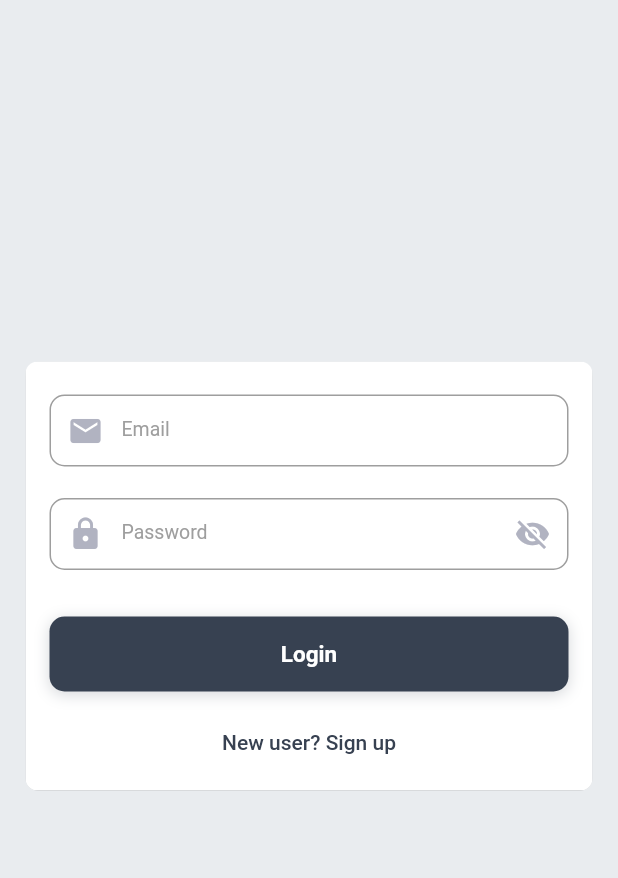
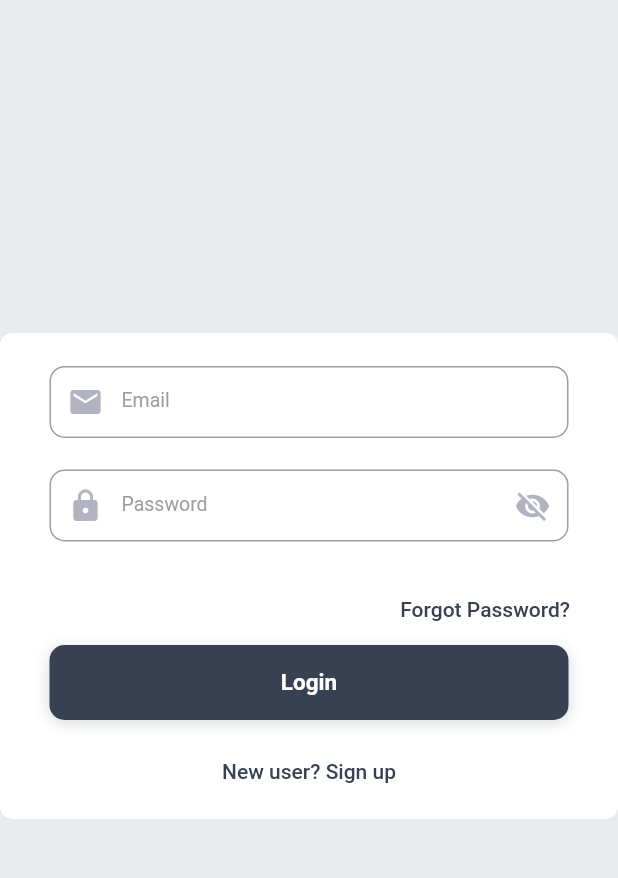
Before and after one commit to vahnmarty/ecitizen-app, a Flutter app: the screen it shows after launch, after a tap on "Login", on a phone screen of 412 x 824 dp, the part 84-962 px from its top. Run offline on Flutter 3.47's test engine with Material 2 defaults, Android fonts, the light colour scheme and no system bars; our stand-ins replace cached_network_image, connectivity_plus, device_info_plus, firebase_core, firebase_messaging, flutter_html and 12 more; missing offline and left inert: flutter_facebook_auth, open_mail_app, telephony; accounts and stored records are empty; network calls fail.

Commit message:
open announcement on push notification is under process

```diff
--- a/lib/main.dart
+++ b/lib/main.dart
@@ -1,22 +1,140 @@
+import 'dart:io';
+import 'dart:math';
+
 import 'package:citizen/providers/providers.dart';
 import 'package:citizen/screens/home_screen.dart';
-import 'package:citizen/screens/login_screen.dart';
-import 'package:citizen/screens/search_service_screen.dart';
 import 'package:firebase_core/firebase_core.dart';
+import 'package:firebase_messaging/firebase_messaging.dart';
 import 'package:flutter/material.dart';
+import 'package:flutter/scheduler.dart';
+import 'package:flutter_local_notifications/flutter_local_notifications.dart';
 import 'package:provider/provider.dart';
 import 'package:pull_to_refresh/pull_to_refresh.dart';
 
-void main() async{
+import 'notification/notificationservice.dart';
+
+Future<void> backgroundHandler(RemoteMessage fcmMessage) async {
+  //when app in background receive notification on click this function will be trigger
+  var msg = {};
+  try {
+    msg = {
+      "title": fcmMessage.notification?.title,
+      "body": fcmMessage.notification?.body,
+      "data": fcmMessage.data,
+    };
+    NotificationService().showFloatingNotification(
+        Random().nextInt(10000), msg['title'], msg['body'], 01);
+  } catch (e) {
+    debugPrint(e.toString());
+  }
+}
+
+void main() async {
   WidgetsFlutterBinding.ensureInitialized();
+  NotificationService().initNotification();
   await Firebase.initializeApp();
+  await FirebaseMessaging.instance.setForegroundNotificationPresentationOptions(
+      alert: true, badge: true, sound: true);
+  FirebaseMessaging.onBackgroundMessage(
+      (message) => backgroundHandler(message));
+  FlutterLocalNotificationsPlugin flutterLocalNotificationsPlugin =
+      FlutterLocalNotificationsPlugin();
+  flutterLocalNotificationsPlugin
+      .resolvePlatformSpecificImplementation<
+          AndroidFlutterLocalNotificationsPlugin>()
+      ?.requestPermission();
   runApp(const MyApp());
 }
 
-class MyApp extends StatelessWidget {
+class MyApp extends StatefulWidget {
   const MyApp({Key? key}) : super(key: key);
 
-  // This widget is the root of your application.
+  @override
+  State<MyApp> createState() => _MyAppState();
+}
+
+class _MyAppState extends State<MyApp> {
+  NotificationService notificationService = NotificationService();
+
+  convertMessage(RemoteMessage message) {
+    // message["data"] = message;
+    try {
+      var notification = {
+        "title": message.notification?.title,
+        "body": message.notification?.body,
+        "data": message.data,
+      };
+
+      return notification;
+    } catch (e) {
+      debugPrint(e.toString());
+    }
+  }
+
+  void showFlutterNotification(RemoteMessage fcmMessage) {
+    /////////
+    debugPrint('showFlutterNotification: ${fcmMessage.notification?.body}');
+    debugPrint('showFlutterNotification: ${fcmMessage.notification?.title}');
+    //fcmMessage.notification?.body;
+    //fcmMessage.notification?.title;
+    ///////////
+    debugPrint("show flutter notification");
+    try {
+      Map msg = fcmMessage.data;
+      debugPrint("======+>Before Converted message");
+      debugPrint('msg=+> $msg');
+      if (Platform.isIOS) {
+        msg = convertMessage(fcmMessage);
+      } else {
+        debugPrint('msg in main.dart: ${msg['title']}');
+        msg = {
+          "title": fcmMessage.notification?.title,
+          "body": fcmMessage.notification?.body,
+          "data": fcmMessage.data,
+        };
+      }
+      debugPrint("======+>Converted message");
+      debugPrint('msg+==>$msg');
+      NotificationService().showFloatingNotification(
+          Random().nextInt(10000), msg['title'], msg['body'], 01);
+    } catch (e) {
+      debugPrint(e.toString());
+    }
+  }
+
+  @override
+  void initState() {
+    super.initState();
+    SchedulerBinding.instance.addPostFrameCallback((timeStamp) {
+      FirebaseMessaging.instance.getInitialMessage().then((message) {
+        if (message != null) {
+          debugPrint('initial msg: $message');
+          debugPrint('init data: ${message.data}');
+          debugPrint('init title: ${message.notification!.title}');
+        }
+      });
+      FirebaseMessaging.onMessage.listen(showFlutterNotification);
+      FirebaseMessaging.onMessageOpenedApp.listen((RemoteMessage message) {
+        debugPrint('A new onMessageOpenedApp event was published! $message');
+        ////
+        if (message.data != null) {
+          message.data['title'];
+          debugPrint('openapp title: ${message.data['title']}');
+          debugPrint('message in=>: ${message}');
+        }
+        ///////
+        // Navigator.pushNamed(
+        //   context,
+        //   '/message',
+        //   arguments: MessageArguments(message, true),
+        // );
+      });
+    });
+
+    notificationService.isAndroidPermissionGranted();
+    notificationService.requestPermissions();
+  }
+
   @override
   Widget build(BuildContext context) {
     return MultiProvider(
--- /dev/null
+++ b/lib/notification/notificationservice.dart
@@ -0,0 +1,214 @@
+import 'dart:io';
+import 'package:flutter/material.dart';
+import 'package:flutter_local_notifications/flutter_local_notifications.dart';
+import 'package:timezone/timezone.dart' as tz;
+import 'package:timezone/data/latest.dart' as tz;
+
+class NotificationService {
+  // static final NotificationService _notificationService = NotificationService._internal();
+
+  // factory NotificationService() {
+  //   return _notificationService;
+  // }
+
+
+  final FlutterLocalNotificationsPlugin flutterLocalNotificationsPlugin =
+      FlutterLocalNotificationsPlugin();
+
+  AndroidNotificationChannel channel = const AndroidNotificationChannel(
+      'high_importance_channel', // id
+      'High Importance Notifications', // title
+      description: 'This channel is used for important notifications.',
+      // description
+      importance: Importance.high,
+      playSound: true);
+
+  // NotificationService._internal();
+
+  Future<void> initNotification() async {
+    const AndroidInitializationSettings initializationSettingsAndroid =
+        AndroidInitializationSettings('app_icon');
+    tz.initializeTimeZones();
+
+    DarwinInitializationSettings initializationSettingsDarwin =
+        DarwinInitializationSettings(onDidReceiveLocalNotification: (
+      int id,
+      String? title,
+      String? body,
+      String? payload,
+    ) async {
+      print('ios notification received with title: --------- ${title} ');
+      // didReceiveLocalNotificationSubject.add(
+      //   ReceivedNotification(
+      //     id: id,
+      //     title: title,
+      //     body: body,
+      //     payload: payload,
+      //   ),
+      // );
+    });
+
+    /// Note: permissions aren't requested here just to demonstrate that can be
+    /// done later
+    ///
+
+    /*final IOSInitializationSettings initializationSettingsIOS =
+    IOSInitializationSettings(
+        requestAlertPermission: false,
+        requestBadgePermission: false,
+        requestSoundPermission: false,
+        onDidReceiveLocalNotification: (
+            int id,
+            String? title,
+            String? body,
+            String? payload,
+            ) async {
+          print('ios notification received with title: --------- ${title} ');
+          // didReceiveLocalNotificationSubject.add(
+          //   ReceivedNotification(
+          //     id: id,
+          //     title: title,
+          //     body: body,
+          //     payload: payload,
+          //   ),
+          // );
+        });*/
+    /*final MacOSInitializationSettings initializationSettingsMacOS =
+    MacOSInitializationSettings(
+        requestAlertPermission: false,
+        requestBadgePermission: false,
+        requestSoundPermission: false);*/
+    final InitializationSettings initializationSettings =
+        InitializationSettings(
+      android: initializationSettingsAndroid,
+      iOS: initializationSettingsDarwin,
+      //macOS: initializationSettingsMacOS,
+    );
+    await flutterLocalNotificationsPlugin.initialize(initializationSettings,
+        onDidReceiveBackgroundNotificationResponse:
+            (NotificationResponse response) async {
+      debugPrint(
+          'response inside notification service initializesetting $response');
+    },onDidReceiveNotificationResponse: notificationTapBackground
+        /*onSelectNotification: (String? payload) async {
+          if (payload != null) {
+            debugPrint('notification payload: $payload');
+          }
+          // selectedNotificationPayload = payload;
+          // selectNotificationSubject.add(payload);
+        }*/
+        );
+
+    tz.initializeTimeZones();
+  }
+  @pragma('vm:entry-point')
+  void notificationTapBackground(NotificationResponse notificationResponse) {
+    debugPrint('response from notificationTapBackground $notificationResponse');
+  }
+
+  Future<void> showFloatingNotification(
+      int id, String title, String body, int seconds) async {
+    debugPrint("inside showFloatingNotification");
+    await flutterLocalNotificationsPlugin.zonedSchedule(
+      id,
+      title,
+      body,
+      tz.TZDateTime.now(tz.local).add(Duration(seconds: seconds)),
+      const NotificationDetails(
+        android: AndroidNotificationDetails('main_channel', 'Main Channel',
+            channelDescription: 'Main channel notifications',
+            importance: Importance.max,
+            priority: Priority.max,
+            playSound: true,
+            icon: '@mipmap/ic_launcher'),
+        iOS: DarwinNotificationDetails(
+          sound: 'default.wav',
+          presentAlert: true,
+          presentBadge: true,
+          presentSound: true,
+
+        ) /*IOSNotificationDetails(
+          sound: 'default.wav',
+          presentAlert: true,
+          presentBadge: true,
+          presentSound: true,
+        )*/
+        ,
+      ),
+      uiLocalNotificationDateInterpretation:
+          UILocalNotificationDateInterpretation.absoluteTime,
+      androidAllowWhileIdle: true,
+    );
+  }
+
+  Future<void> showNotification(
+      int id, String title, String body, int seconds) async {
+    flutterLocalNotificationsPlugin.show(
+        id,
+        title,
+        body,
+        NotificationDetails(
+          android: AndroidNotificationDetails(
+            channel.id,
+            channel.name,
+            channelDescription: channel.description,
+            color: Colors.red,
+            priority: Priority.max,
+            importance: Importance.max,
+            playSound: true,
+            icon: '@mipmap/ic_launcher',
+          ),
+        ));
+  }
+
+  Future<void> cancelAllNotifications() async {
+    await flutterLocalNotificationsPlugin.cancelAll();
+  }
+
+  Future<void> requestPermissions() async {
+    if (Platform.isIOS || Platform.isMacOS) {
+      await flutterLocalNotificationsPlugin
+          .resolvePlatformSpecificImplementation<
+              IOSFlutterLocalNotificationsPlugin>()
+          ?.requestPermissions(
+            alert: true,
+            badge: true,
+            sound: true,
+          );
+      await flutterLocalNotificationsPlugin
+          .resolvePlatformSpecificImplementation<
+              MacOSFlutterLocalNotificationsPlugin>()
+          ?.requestPermissions(
+            alert: true,
+            badge: true,
+            sound: true,
+          );
+    } else if (Platform.isAndroid) {
+      final AndroidFlutterLocalNotificationsPlugin? androidImplementation =
+          flutterLocalNotificationsPlugin.resolvePlatformSpecificImplementation<
+              AndroidFlutterLocalNotificationsPlugin>();
+
+      final bool? granted = await androidImplementation?.requestPermission();
+      // setState(() {
+      //   _notificationsEnabled = granted ?? false;
+      // });
+    }
+  }
+
+  Future<bool> isAndroidPermissionGranted() async {
+    if (Platform.isAndroid) {
+      final bool granted = await flutterLocalNotificationsPlugin
+              .resolvePlatformSpecificImplementation<
+                  AndroidFlutterLocalNotificationsPlugin>()
+              ?.areNotificationsEnabled() ??
+          false;
+
+      return granted;
+
+      // setState(() {
+      //   _notificationsEnabled = granted;
+      // });
+    } else
+      return false;
+  }
+}
--- a/lib/screens/home_screen.dart
+++ b/lib/screens/home_screen.dart
@@ -6,25 +6,19 @@
 import 'package:citizen/constants/constancts.dart';
 import 'package:citizen/helpers/session_helper.dart';
 import 'package:citizen/models/service_model.dart';
-import 'package:citizen/models/user_model.dart';
 import 'package:citizen/providers/auth_provider.dart';
 import 'package:citizen/providers/location_provider.dart';
 import 'package:citizen/screens/LGU_offices_screen.dart';
 import 'package:citizen/screens/about_screen.dart';
 import 'package:citizen/screens/emergency_hotlines_screen.dart';
-import 'package:citizen/screens/lgu_profile_screen.dart';
 import 'package:citizen/screens/login_screen.dart';
 import 'package:citizen/screens/my_reports_screen.dart';
 import 'package:citizen/screens/news_and_announcements_widget.dart';
-import 'package:citizen/screens/online_payments_screen.dart';
 import 'package:citizen/screens/report_emergency_screen.dart';
 import 'package:citizen/screens/search_service_screen.dart';
 import 'package:citizen/screens/service_screen.dart';
 import 'package:citizen/screens/settings_screen.dart';
 import 'package:citizen/screens/signup_screen.dart';
-import 'package:citizen/screens/web_view_screen.dart';
-import 'package:citizen/widgets/home_screen_drop_down.dart';
-import 'package:citizen/widgets/rounded_center_button.dart';
 import 'package:firebase_messaging/firebase_messaging.dart';
 import 'package:flutter/cupertino.dart';
 import 'package:flutter/material.dart';
@@ -86,21 +80,21 @@
         context.read<NewsProvider>().gettingNews(Apis.news);
         context.read<LocationProvider>().getCurrentLocation();
         context.read<AuthProvider>().checkUserSession();
-        _firebaseMessaging.getToken().then((String? token)async{
+        _firebaseMessaging.getToken().then((String? token) async {
           debugPrint('fcm token: $token');
-          assert(token !=null);
+          assert(token != null);
           _firebaseMessaging.subscribeToTopic("all");
-          Function func = (tkn)async{
+          Function func = (tkn) async {
             var request = {
-              'fcm_token':tkn,
+              'fcm_token': tkn,
             };
           };
           context.read<AuthProvider>().updateFcmToken(token!);
         });
-
       });
     }
   }
+
   int count = 0;
 
   @override
@@ -115,12 +109,13 @@
         elevation: 0,
         centerTitle: true,
         title: InkWell(
-          onTap: (){
+          onTap: () {
             count++;
-            if(count == 3){
+            if (count == 3) {
               showToast('You are just two steps away from developers page!');
-            }if(count == 5 || count>5){
-              openWebView(context,'developers');
+            }
+            if (count == 5 || count > 5) {
+              openWebView(context, 'developers');
             }
           },
           child: const Hero(
@@ -132,7 +127,7 @@
           ),
         ),
         actions: [
-          Padding(
+          /*Padding(
             padding: const EdgeInsets.only(right: 12),
             child: IconButton(
               icon: const Icon(
@@ -141,7 +136,7 @@
               ),
               onPressed: () {},
             ),
-          )
+          )*/
         ],
         leading: IconButton(
             onPressed: () {
@@ -158,7 +153,9 @@
           FloatingActionButtonLocation.miniCenterDocked,
       body: SmartRefresher(
         onRefresh: _onRefresh,
-        onLoading: (){_onLoading(context);},
+        onLoading: () {
+          _onLoading(context);
+        },
         controller: _refreshController,
         child: SingleChildScrollView(
           child: Padding(
@@ -178,7 +175,8 @@
                                 Text(
                                   'Hi, ${authProvider.user.name}',
                                   style: const TextStyle(
-                                      fontWeight: FontWeight.bold, fontSize: 22),
+                                      fontWeight: FontWeight.bold,
+                                      fontSize: 22),
                                 ),
                                 Column(
                                   mainAxisAlignment: MainAxisAlignment.end,
@@ -202,7 +200,8 @@
                                 const Text(
                                   'Hi, ecitizen!',
                                   style: TextStyle(
-                                      fontWeight: FontWeight.bold, fontSize: 22),
+                                      fontWeight: FontWeight.bold,
+                                      fontSize: 22),
                                 ),
                                 Column(
                                   mainAxisAlignment: MainAxisAlignment.end,
@@ -229,8 +228,8 @@
                                                     AppColors.mainColor,
                                                 primary: Colors.white),
                                             onPressed: () {
-                                              nextScreen(
-                                                  context, const SignupScreen());
+                                              nextScreen(context,
+                                                  const SignupScreen());
                                             },
                                             child: const Text('Signup')),
                                       ],
@@ -243,20 +242,25 @@
                   ),
                 ),
                 InkWell(
-                  onTap: (){
+                  onTap: () {
                     nextScreen(context, const SearchSearchScreen());
                   },
                   child: Container(
-                    padding:const EdgeInsets.all(12),
+                    padding: const EdgeInsets.all(12),
                     decoration: BoxDecoration(
-                      color: Colors.white,
-                      borderRadius: BorderRadius.circular(4)
-                    ),
+                        color: Colors.white,
+                        borderRadius: BorderRadius.circular(4)),
                     child: Row(
                       mainAxisAlignment: MainAxisAlignment.spaceBetween,
-                      children:const [
-                        Text('I want to apply for....',style: TextStyle(fontSize: 16),),
-                        Icon(Icons.keyboard_arrow_down,color: Colors.grey,),
+                      children: const [
+                        Text(
+                          'I want to apply for....',
+                          style: TextStyle(fontSize: 16),
+                        ),
+                        Icon(
+                          Icons.keyboard_arrow_down,
+                          color: Colors.grey,
+                        ),
                       ],
                     ),
                   ),
@@ -291,7 +295,9 @@
                               return;
                             }
                             final token = await getToken();
-                            if (token == false || token == '' || token == null) {
+                            if (token == false ||
+                                token == '' ||
+                                token == null) {
                               showAlertDialog(context, 'Login First',
                                   'Please login to Continue',
                                   showCancelButton: true,
@@ -319,7 +325,10 @@
                             ),
                             PaymentsCard(
                               callBack: () {
-                                nextScreen(context, const OnlinePaymentsScreen());
+                                showAlertDialog(context, 'Option not Available',
+                                    'Sorry, this feature is not available at the moment!',type: AlertType.WARNING);
+
+                                //nextScreen(context, const OnlinePaymentsScreen());
                               },
                             ),
                           ],
@@ -466,7 +475,6 @@
 class _DrawerLayout extends StatelessWidget {
   const _DrawerLayout({Key? key}) : super(key: key);
 
-
   @override
   Widget build(BuildContext context) {
     return Drawer(
@@ -523,8 +531,8 @@
                   openWebView(context, 'about');
                 },
               ),
-               ListTile(
-                title: const Text('M Y R E P O R T S'),
+              ListTile(
+                title: const Text('M Y  -R E P O R T S'),
                 onTap: () async {
                   final token = await getToken();
                   if (token == false || token == null || token == '') {
@@ -539,8 +547,8 @@
                 },
               ),
               ListTile(
-                title: const Text('C O N T A C T U S'),
-                onTap: () async{
+                title: const Text('C O N T A C T  -U S'),
+                onTap: () async {
                   Navigator.of(context).pop();
                   openWebView(context, 'contact');
                   //nextScreen(context, const AboutScreen());
@@ -557,7 +565,7 @@
                 title: const Text('F A Q '),
                 onTap: () {
                   Navigator.of(context).pop();
-                  openWebView(context,'faq');
+                  openWebView(context, 'faq');
                   //nextScreen(context, const AboutScreen());
                 },
               ),
@@ -565,7 +573,7 @@
                 title: const Text('T E R M S '),
                 onTap: () {
                   Navigator.of(context).pop();
-                  openWebView(context,'terms');
+                  openWebView(context, 'terms');
                   //nextScreen(context, const AboutScreen());
                 },
               ),
@@ -573,14 +581,15 @@
                 title: const Text('P R I V A C Y'),
                 onTap: () {
                   Navigator.of(context).pop();
-                  openWebView(context,'privacy');
+                  openWebView(context, 'privacy');
                   //nextScreen(context, const AboutScreen());
                 },
               ),
               Container(
                 color: Colors.grey,
                 height: .5,
-              ),ListTile(
+              ),
+              ListTile(
                 title: const Text('S E T T I N G S'),
                 onTap: () {
                   Navigator.of(context).pop();
--- a/lib/screens/login_screen.dart
+++ b/lib/screens/login_screen.dart
@@ -1,5 +1,6 @@
 import 'package:citizen/screens/home_screen.dart';
 import 'package:citizen/screens/signup_screen.dart';
+import 'package:citizen/screens/web_view_screen.dart';
 import 'package:flutter/material.dart';
 import 'package:provider/provider.dart';
 
@@ -71,7 +72,24 @@
                       obscureText: true,
                       controller: _passwordController,
                     ),
-                    const SizedBox(height: 10),
+                    Row(
+                      mainAxisAlignment: MainAxisAlignment.end,
+                      children: [
+                        Padding(
+                          padding:const EdgeInsets.only(right: 8),
+                          child: TextButton(
+                            onPressed: () {
+                              nextScreen(context, const WebViewScreen(pageName: 'forgot-password'));
+                            },
+                            child: const Text(
+                              'Forgot Password?',
+                              style: TextStyle(color: AppColors.mainColor),
+                            ),
+                          ),
+                        ),
+                      ],
+                    ),
+                    //const SizedBox(height: 10),
                     provider.isLoading
                         ? const Center(
                             child: CircularProgressIndicator(
--- a/lib/screens/online_payments_screen.dart
+++ b/lib/screens/online_payments_screen.dart
@@ -31,7 +31,7 @@
       ),
       body: Center(
         child: Text(
-          'Online \nPayments',
+          'Sorry, this feature is not available at the moment!',
           style: cardHeadingStyle.copyWith(color: Colors.black),
         ),
       ),
--- a/lib/screens/web_view_screen.dart
+++ b/lib/screens/web_view_screen.dart
@@ -11,6 +11,7 @@
   @override
   Widget build(BuildContext context) {
     var url = '${Apis.APP_BASE_URL}$pageName?view=mobile';
+    //debugPrint('url => $url');
     return Scaffold(
       appBar: AppBar(
         backgroundColor: Colors.white,
--- a/pubspec.yaml
+++ b/pubspec.yaml
@@ -15,7 +15,7 @@
 # In iOS, build-name is used as CFBundleShortVersionString while build-number used as CFBundleVersion.
 # Read more about iOS versioning at
 # https://developer.apple.com/library/archive/documentation/General/Reference/InfoPlistKeyReference/Articles/CoreFoundationKeys.html
-version: 1.0.0+1
+version: 1.0.0+2
 
 environment:
   sdk: ">=2.17.6 <3.0.0"
```
Also changed, not shown: lib/notification/notification_helper.dart (added, +90 -0 lines).
